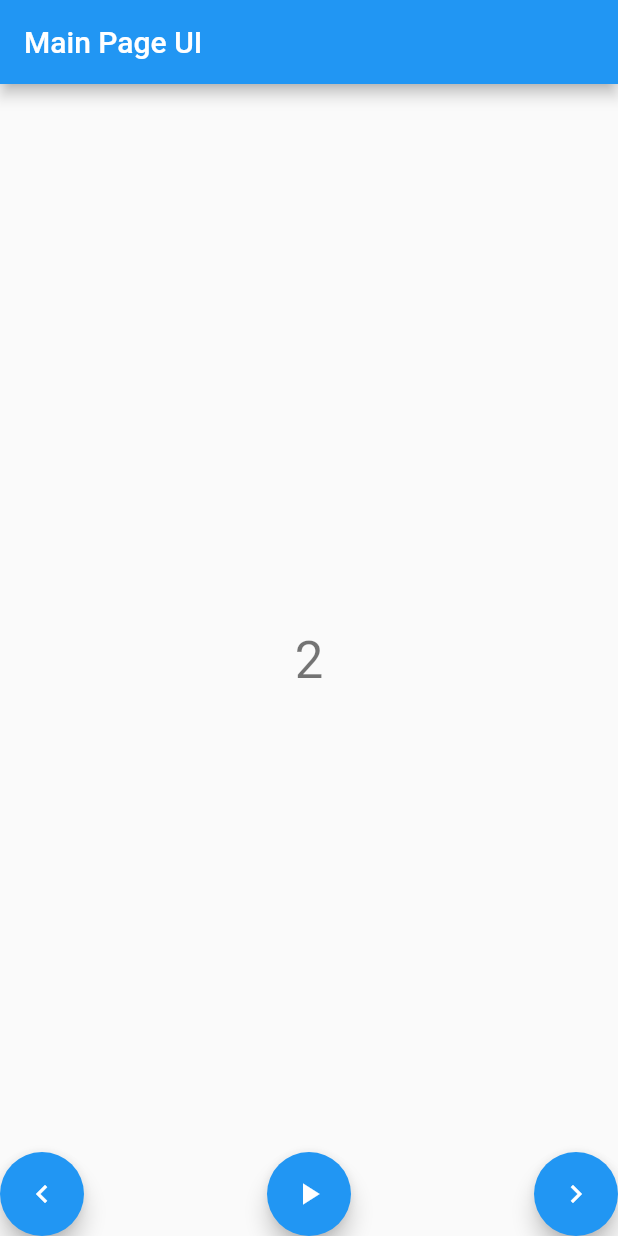
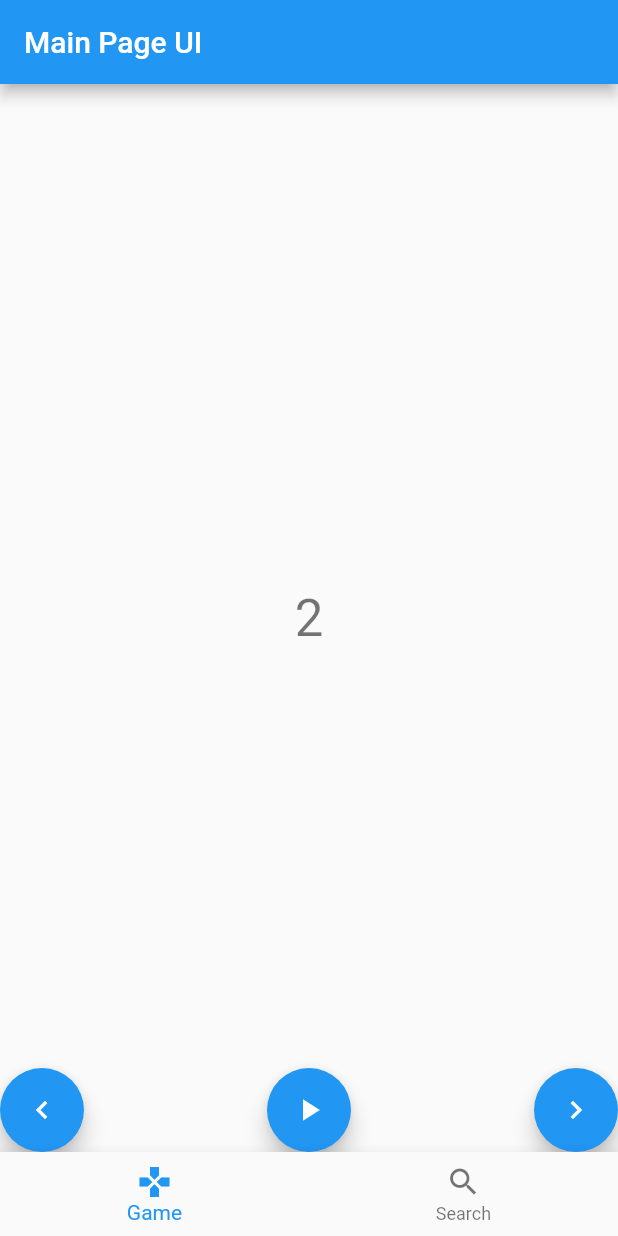
Before and after one commit to anjrew/flutter-hackathon-Aphasia-3amigos, a Flutter app: the screen it shows after launch, after a tap on the "navigate next" icon, on a phone screen of 412 x 824 dp. Run offline on Flutter 3.47's test engine with Material 2 defaults, Android fonts, the phone set to English and light mode, and no system bars; our stand-ins replace get_it, shared_preferences.

```diff
--- a/lib/main.dart
+++ b/lib/main.dart
@@ -21,8 +21,6 @@ class MyApp extends StatelessWidget {
 class MyHomePage extends StatefulWidget {
   MyHomePage({Key key, this.title}) : super(key: key);
 
-
-
   final String title;
 
   @override
@@ -30,16 +28,40 @@ class MyHomePage extends StatefulWidget {
 }
 
 class _MyHomePageState extends State<MyHomePage> {
+  int _selectedIndex = 0;
 
+  void _onItemTapped(int index) {
+    setState(() {
+      _selectedIndex = index;
+    });
+  }
+
+  List<Widget> _widgetOptions = <Widget>[WordGame(), AddTextPage()];
 
   @override
   Widget build(BuildContext context) {
-    return Scaffold(
-      appBar: AppBar(
-        title: Text(widget.title),
+    return SafeArea(
+      child: Scaffold(
+        appBar: AppBar(
+          title: Text(widget.title),
+        ),
+        body: _widgetOptions.elementAt(_selectedIndex),
+        bottomNavigationBar: BottomNavigationBar(
+          items: const <BottomNavigationBarItem>[
+            BottomNavigationBarItem(
+              icon: Icon(Icons.gamepad),
+              title: Text('Game'),
+            ),
+            BottomNavigationBarItem(
+              icon: Icon(Icons.search),
+              title: Text('Search'),
+            ),
+          ],
+          currentIndex: _selectedIndex,
+          selectedItemColor: Theme.of(context).primaryColor,
+          onTap: _onItemTapped,
+        ),
       ),
-      body: WordGame(),
-
     );
   }
 }
```
